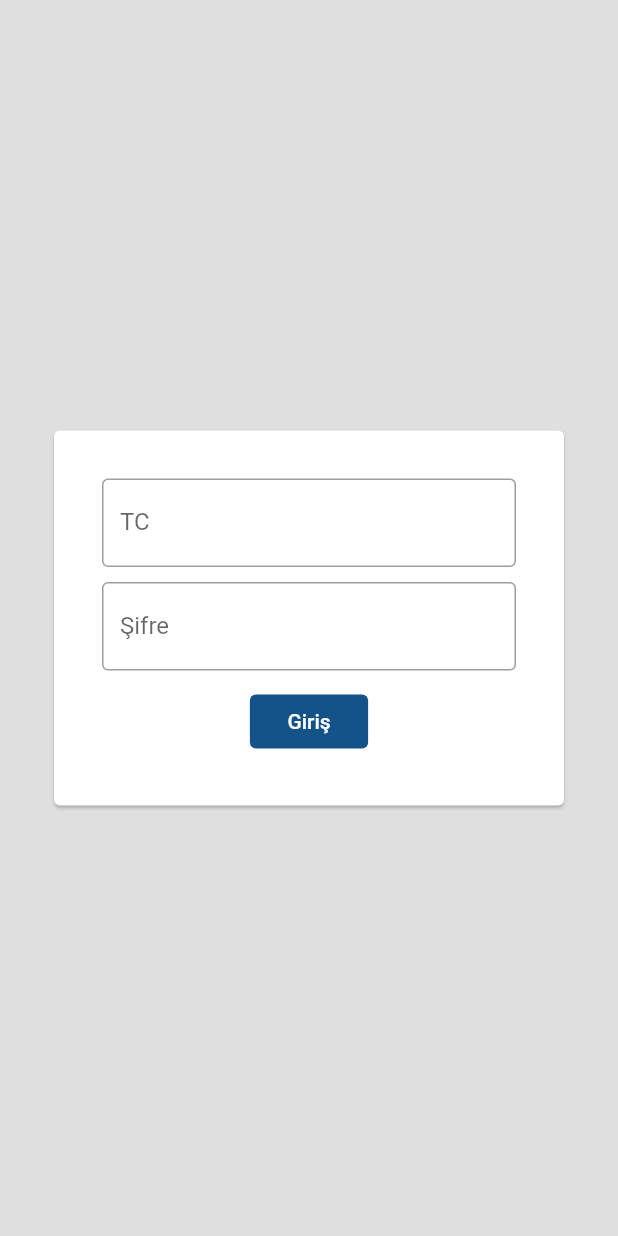
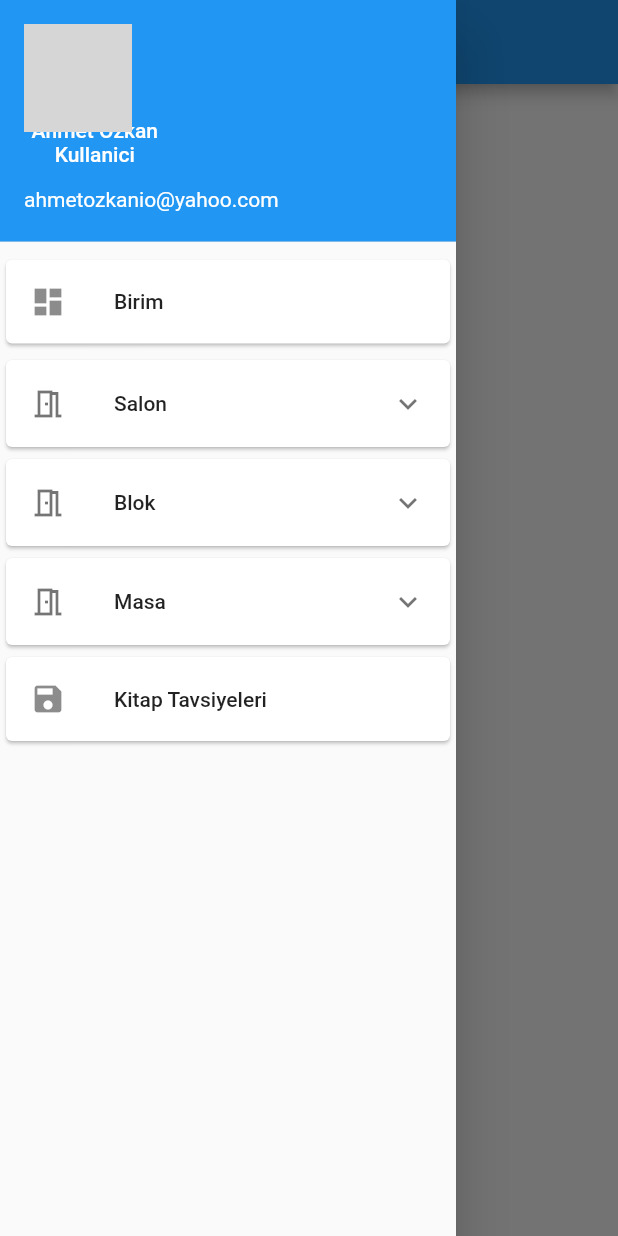
Before and after one commit to ahmetozkanio/reservation-system-flutter, a Flutter app: the screen it shows after launch, with the side drawer open (before the commit the screen has no drawer), on a phone screen of 412 x 824 dp. Run offline on Flutter 3.47's test engine with Material 2 defaults, Android fonts, the phone set to English and light mode, and no system bars; grey boxes are pictures that could not be loaded.

Commit message:
drawer menu

```diff
--- /dev/null
+++ b/lib/home/cc.dart
@@ -0,0 +1,16 @@
+import 'package:flutter/material.dart';
+
+import 'utils/drawer_menu.dart';
+
+class HomeVieww extends StatelessWidget {
+  const HomeVieww({Key? key}) : super(key: key);
+
+  @override
+  Widget build(BuildContext context) {
+    return Scaffold(
+      appBar: AppBar(
+        title: Text("Appbar"),
+      ),
+    );
+  }
+}
--- /dev/null
+++ b/lib/home/home.dart
@@ -0,0 +1,17 @@
+import 'package:flutter/material.dart';
+
+import 'utils/drawer_menu.dart';
+
+class HomeView extends StatelessWidget {
+  const HomeView({Key? key}) : super(key: key);
+
+  @override
+  Widget build(BuildContext context) {
+    return Scaffold(
+      appBar: AppBar(
+        title: Text("Appbar"),
+      ),
+      drawer: const DrawerMenu(),
+    );
+  }
+}
--- /dev/null
+++ b/lib/home/utils/drawer_menu.dart
@@ -0,0 +1,196 @@
+import 'package:flutter/material.dart';
+import 'package:library_reservation_liberta_flutter/home/cc.dart';
+
+import '../../login/login_view.dart';
+import '../home.dart';
+
+class DrawerMenu extends StatefulWidget {
+  const DrawerMenu({
+    Key? key,
+  }) : super(key: key);
+
+  @override
+  State<DrawerMenu> createState() => _DrawerMenuState();
+}
+
+class _DrawerMenuState extends State<DrawerMenu> {
+  List<String> menuItems = [
+    "Birim",
+    "Salon",
+    "Blok",
+    "Masa",
+    "Kitap Tavsiyeleri"
+  ];
+  List<String> menuItemss = [""];
+  @override
+  Widget build(BuildContext context) {
+    return Drawer(
+      child: ListView(
+        children: [
+          InkWell(
+            onTap: () {
+              Navigator.of(context).pop();
+              Navigator.of(context).push(MaterialPageRoute(
+                  builder: (BuildContext context) => HomeVieww()));
+            },
+            child:
+                // DrawerHeader(
+                //   decoration: BoxDecoration(
+                //     color: Color.fromARGB(255, 151, 89, 89),
+                //   ),
+                //   child: Card(
+                //     child: SingleChildScrollView(
+                //       child: ExpansionTile(
+                //         title: Text("info@yahoo.com"),
+                //         leading: Icon(
+                //           Icons.person_outline_sharp,
+                //         ),
+                //         children: <Widget>[
+                //           ListTile(
+                //             title: Center(
+                //               child: Text("Salon Oluştur"),
+                //             ),
+                //             onTap: () {},
+                //           ),
+                //           ListTile(
+                //             title: Center(
+                //               child: Text("Salon Oluştur"),
+                //             ),
+                //           ),
+                //         ],
+                //       ),
+                //     ),
+                //   ),
+                // ),
+                UserAccountsDrawerHeader(
+              accountEmail: Text('ahmetozkanio@yahoo.com'),
+              currentAccountPicture: Image(image: AssetImage('/user.jpg')),
+              accountName: Row(
+                children: <Widget>[
+                  // Container(
+                  //   width: 50,
+                  //   height: 50,
+                  //   decoration: BoxDecoration(shape: BoxShape.circle),
+                  //   child: CircleAvatar(
+                  //     backgroundColor: Colors.white,
+                  //     child: Icon(
+                  //       Icons.check,
+                  //     ),
+                  //   ),
+                  // ),
+                  SizedBox(
+                    width: 5,
+                  ),
+                  Column(
+                    mainAxisAlignment: MainAxisAlignment.center,
+                    children: [
+                      Text('Ahmet Ozkan'),
+                      Text('Kullanici'),
+                    ],
+                  ),
+                ],
+              ),
+            ),
+          ),
+          Card(
+            child: ListTile(
+              leading: Icon(
+                Icons.dashboard,
+              ),
+              title: Text(
+                menuItems[0],
+                style: TextStyle(),
+              ),
+              onTap: () {},
+            ),
+          ),
+          SizedBox(
+            height: 3.0,
+          ),
+          Card(
+            child: ExpansionTile(
+              title: Text(menuItems[1]),
+              leading: Icon(
+                Icons.meeting_room_outlined,
+              ),
+              children: <Widget>[
+                Container(
+                  decoration: BoxDecoration(),
+                  child: ListTile(
+                    title: Center(
+                      child: Text("Salon Oluştur"),
+                    ),
+                    onTap: () {},
+                  ),
+                ),
+                ListTile(
+                  title: Center(
+                    child: Text("Salon Oluştur"),
+                  ),
+                ),
+              ],
+            ),
+          ),
+          Card(
+            child: ExpansionTile(
+              title: Text(menuItems[2]),
+              leading: Icon(Icons.meeting_room_outlined),
+              children: <Widget>[
+                Container(
+                  child: ListTile(
+                    title: Center(
+                      child: Text("Salon Oluştur"),
+                    ),
+                    onTap: () {},
+                  ),
+                ),
+                Container(
+                  child: ListTile(
+                    title: Center(
+                      child: Text("Salon Oluştur"),
+                    ),
+                  ),
+                ),
+              ],
+            ),
+          ),
+          Card(
+            child: ExpansionTile(
+              title: Text(menuItems[3]),
+              leading: Icon(Icons.meeting_room_outlined),
+              children: <Widget>[
+                Container(
+                  child: ListTile(
+                    title: Center(
+                      child: Text("Salon Oluştur"),
+                    ),
+                    onTap: () {},
+                  ),
+                ),
+                Container(
+                  child: ListTile(
+                    title: Center(
+                      child: Text("Salon Oluştur"),
+                    ),
+                  ),
+                ),
+              ],
+            ),
+          ),
+          Card(
+            child: ListTile(
+              leading: Icon(
+                Icons.save,
+              ),
+              title: Text(
+                menuItems[4],
+                style: TextStyle(),
+              ),
+              onTap: () {},
+            ),
+          ),
+        ],
+      ),
+    );
+  }
+}
--- a/lib/main.dart
+++ b/lib/main.dart
@@ -1,6 +1,7 @@
 import 'package:flutter/material.dart';
+import 'package:library_reservation_liberta_flutter/home/home.dart';
 import 'package:library_reservation_liberta_flutter/login/login_view.dart';
 
 void main() {
-  runApp(MaterialApp(home: LoginView()));
+  runApp(const MaterialApp(home: HomeView()));
 }
--- a/lib/widgets/textfield.dart
+++ /dev/null
@@ -1 +0,0 @@
-import 'package:flutter/material.dart';
--- a/pubspec.yaml
+++ b/pubspec.yaml
@@ -58,9 +58,9 @@ flutter:
   uses-material-design: true
 
   # To add assets to your application, add an assets section, like this:
-  # assets:
-  #   - images/a_dot_burr.jpeg
-  #   - images/a_dot_ham.jpeg
+  assets:
+    - assets/images/
+
 
   # An image asset can refer to one or more resolution-specific "variants", see
   # https://flutter.dev/assets-and-images/#resolution-aware.
```
Also changed, not shown: assets/images/user.jpg (added).
